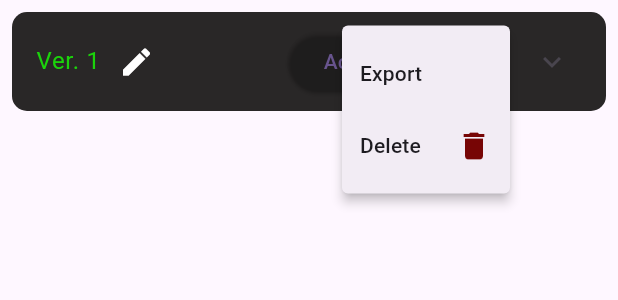
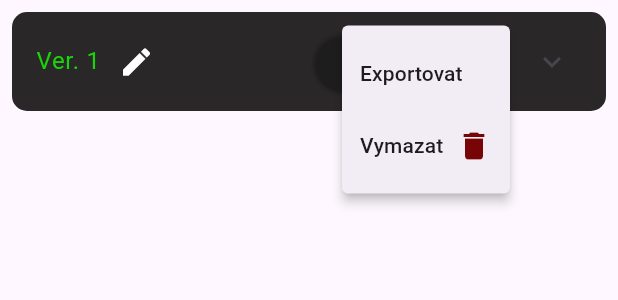
Before and after one commit to FIT-schedule-maker-plus/FIT-schedule-maker-plus, a Flutter app: the VariantWidget widget shown alone on an empty page, opened directly with empty values, after a tap on the "more vert" icon, on a phone screen of 412 x 824 dp. Shown: the top 300 px of the screen. Run offline on Flutter 3.47's test engine with Material 2 defaults, Android fonts, the phone set to English and light mode, and no system bars.

Commit message:
Czech translation for timetable variants

```diff
--- a/src/lib/views/timetable_variants.dart
+++ b/src/lib/views/timetable_variants.dart
@@ -54,6 +54,7 @@ class VariantWidget extends StatelessWidget {
   }
 
   Row buildVariantOptions(BuildContext context) {
+    final vm = context.watch<TimetableViewModel>();
     return Row(
       mainAxisAlignment: MainAxisAlignment.end,
       children: <Widget>[
@@ -61,27 +62,22 @@ class VariantWidget extends StatelessWidget {
           style: ElevatedButton.styleFrom(
             backgroundColor: Colors.transparent,
           ),
-          child: const Text('Activate'),
-          onPressed: () =>
-              context.read<TimetableViewModel>().setActive(index: index),
+          child: const Text('Zvolit'),
+          onPressed: () => vm.setActive(index: index),
         ),
         PopupMenuButton<VariantMenuItem>(
           onSelected: (item) {},
           itemBuilder: (context) => <PopupMenuEntry<VariantMenuItem>>[
             const PopupMenuItem<VariantMenuItem>(
               value: VariantMenuItem.export,
-              child: Text('Export'),
+              child: Text('Exportovat'),
             ),
             PopupMenuItem<VariantMenuItem>(
-              onTap: () {
-                context
-                    .read<TimetableViewModel>()
-                    .removeTimetable(index: index);
-              },
+              onTap: () => vm.removeTimetable(index: index),
               value: VariantMenuItem.delete,
               child: const Row(
                 children: <Widget>[
-                  Expanded(child: Text('Delete')),
+                  Expanded(child: Text('Vymazat')),
                   Icon(Icons.delete, color: Color(0xff770505)),
                 ],
               ),
```
